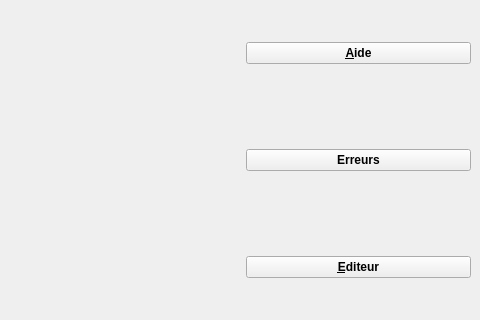
Qt form exercice.ui (Txikilinux/leterrier-calculment) before a commit; both pictures show x 270 to 750 and y 584 to 904 of the 750 by 1000 pixel window.
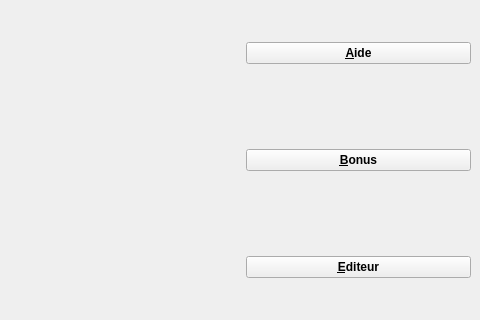
The same form after that commit. Icons and pictures are not drawn.

Commit message: Remplacement de "Erreurs" par "Bonus"

Diff of the .ui file:
```diff
--- a/exercice.ui
+++ b/exercice.ui
@@ -345,7 +345,7 @@
          <string>Propose une autre réponse</string>
         </property>
         <property name="text">
-         <string>Erreurs</string>
+         <string>&amp;Bonus</string>
         </property>
         <property name="icon">
          <iconset>
```
